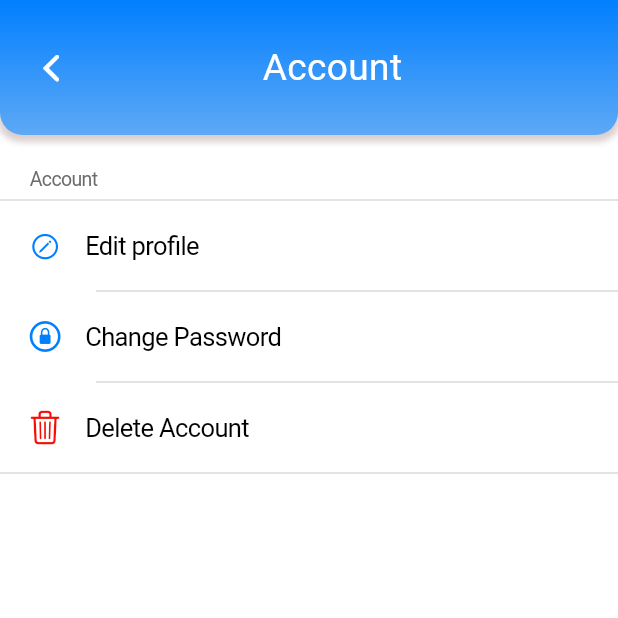
After one commit to sudhar08/Lil-Checkup-Pro, a Flutter app: the Accountpage screen opened directly, on a phone screen of 412 x 824 dp, the top half of it. The commit adds this screen. Run offline on Flutter 3.47's test engine with Material 3 defaults, Android fonts, the phone set to English and light mode, and no system bars; our stand-ins replace animate_do, fl_chart, fluttertoast, gap, image_picker, modal_bottom_sheet and 3 more; missing offline and left inert: age_calculator, animated_snack_bar, circular_progress_stack; Roboto replaces fonts that are missing (SF-Pro-Bold).

Commit message:
profile page change

```diff
--- /dev/null
+++ b/screening_tool/lib/screens/views/tabview/profile/Accountpage.dart
@@ -0,0 +1,81 @@
+import 'package:EarlyGrowthAndBehaviourCheck/components/DeleteAccount.dart';
+import 'package:flutter/cupertino.dart';
+import 'package:flutter/material.dart';
+import 'package:modal_bottom_sheet/modal_bottom_sheet.dart';
+import 'package:sizer/sizer.dart';
+
+import '../../../../components/app_bar_all.dart';
+import '../../../../components/class/results.dart';
+import '../../../../utils/colors_app.dart';
+
+
+class Accountpage extends StatelessWidget {
+  const Accountpage({super.key});
+
+
+void popsheet(BuildContext context){
+       showCupertinoModalBottomSheet(
+      isDismissible: true,
+      enableDrag: true,
+      expand: false,
+      backgroundColor: Colors.transparent, context: context,
+      //duration: Duration(milliseconds: 500),
+      builder: (context) => Container(
+        width: 100.w,
+        height: 60.h,
+        child: Deleteaccountsheet(),
+
+       )
+      );
+    // );
+  }
+
+
+
+  @override
+
+  Widget build(BuildContext context) {
+    return Scaffold(
+      appBar: PreferredSize(
+            preferredSize: Size.fromHeight(90),
+            child:
+
+            SafeArea(child: appbar_default(title: "Account", back: true,))),
+
+      body:
+           CupertinoListSection(
+            header: Text("Account",),
+
+                                backgroundColor: lightColor,
+                                children: [
+                                   CupertinoListTile.notched(
+                                  title: Text("Edit profile"),
+                                  padding: EdgeInsets.all(15),
+                                 // backgroundColor: widget_color,
+                                 //onTap: account_page ,
+
+                                  leading: Icon(CupertinoIcons.pencil_circle,color: primary_color,size: 20,),
+                                ),
+                                 CupertinoListTile.notched(
+                                  title: Text("Change Password"),
+                                  padding: EdgeInsets.all(15),
+                                 // backgroundColor: widget_color,
+                                  leading: Icon(CupertinoIcons.lock_circle,color: primary_color,),
+                                  //trailing: Icon(CupertinoIcons.chevron_right,color: primary_color,size: 20,),
+                                ),
+                                CupertinoListTile.notched(
+                                  title: Text("Delete Account"),
+                                  padding: EdgeInsets.all(15),
+                                  onTap: (){
+                                    popsheet(context);
+                                  },
+                                 // backgroundColor: widget_color,
+                                  leading: Icon(CupertinoIcons.delete,color: redcolor,),
+                                  //trailing: Icon(CupertinoIcons.chevron_right,color: primary_color,size: 20,),
+                                ),
+        ],
+      )
+
+    );
+  }
+}
```
Also changed, not shown: screening_tool/lib/components/DeleteAccount.dart (added, +104 -0 lines), screening_tool/lib/screens/views/tabview/profile_page.dart (+129 -76 lines).
